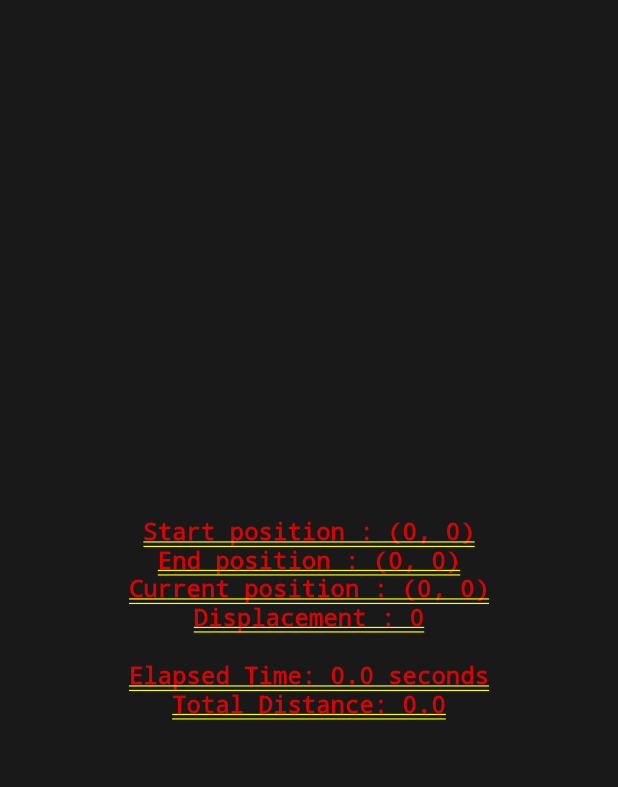
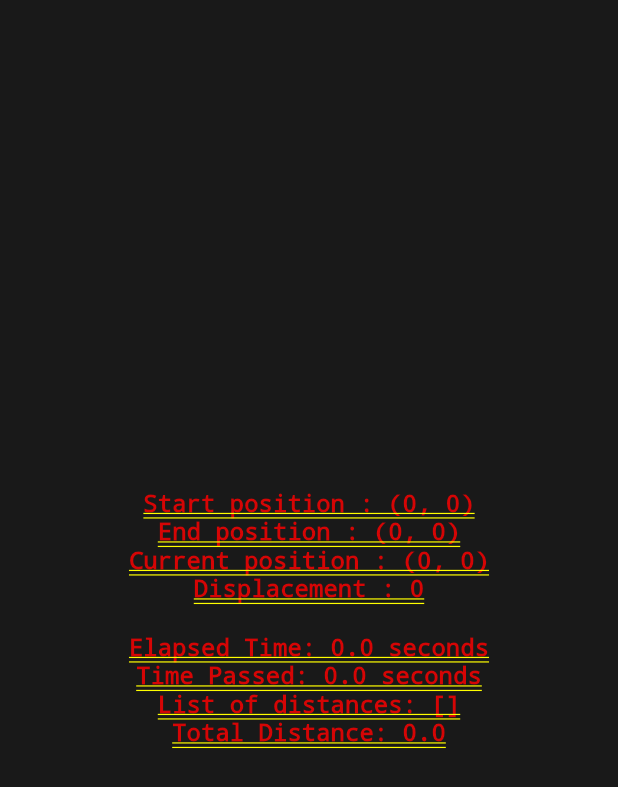
Before and after one commit to Santhosh-btw/TapTrail, a Flutter app: the screen it shows after launch, on a phone screen of 412 x 824 dp. Shown: the top 787 px of the screen. Run offline on Flutter 3.47's test engine with Material 2 defaults, Android fonts, the phone set to English and light mode, and no system bars.

Commit message:
Revert "Minor fixes and updates"
This reverts commit 5e02340e68fe7955e95c08423a5215921c2bde1e.

```diff
--- a/lib/main.dart
+++ b/lib/main.dart
@@ -24,7 +24,7 @@ class _ScrlState extends State<Scrl> {
   double elapsedTime = 0;
   Timer? timer;
   Timer? distTime;
-  // double timePassed = 0;
+  double timePassed = 0;
   List<List<double>> distTrack = [];
   double totalDistance =
       0; // adds all the distances to calculate the total distance covered
@@ -45,7 +45,7 @@ class _ScrlState extends State<Scrl> {
   }
 
   void distTracker() {
-    distTime = Timer.periodic(const Duration(milliseconds: 1), (timer) {
+    distTime = Timer.periodic(const Duration(seconds: 2), (timer) {
       setState(() {
         distTrack.insert(0, [curX.round().toDouble(), curY.round().toDouble()]);
         totalDistance += sqrt(pow((distTrack[0][0] - distTrack[1][0]), 2) +
@@ -63,7 +63,6 @@ class _ScrlState extends State<Scrl> {
           startY = event.position.dy;
           elapsedTime = 0;
           disp = 0;
-          // totalDistance = 0;
           distTrack = [];
           distTrack.insert(
               0, [startX.round().toDouble(), startY.round().toDouble()]);
@@ -80,9 +79,9 @@ class _ScrlState extends State<Scrl> {
           print('end : (${endX.round()}, ${endY.round()})');
           print('disp : ${disp.round()}');
           print('elapsed : $elapsedTime');
-          // print('total time: $timePassed');
+          print('total time: $timePassed');
           print('---');
-          // timePassed = elapsedTime;
+          timePassed = elapsedTime;
           distTrack
               .insert(0, [endX.round().toDouble(), endY.round().toDouble()]);
           totalDistance += sqrt(pow((distTrack[0][0] - distTrack[1][0]), 2) +
@@ -117,11 +116,11 @@ class _ScrlState extends State<Scrl> {
               Text(
                   'Elapsed Time: ${double.parse((elapsedTime).toStringAsFixed(1))} seconds',
                   style: const TextStyle(fontSize: 16)),
-              // Text(
-              //     'Time Passed: ${double.parse((timePassed).toStringAsFixed(1))} seconds',
-              //     style: const TextStyle(fontSize: 16)),
-              // Text('List of distances: $distTrack',
-              // style: const TextStyle(fontSize: 16)),
+              Text(
+                  'Time Passed: ${double.parse((timePassed).toStringAsFixed(1))} seconds',
+                  style: const TextStyle(fontSize: 16)),
+              Text('List of distances: $distTrack',
+                  style: const TextStyle(fontSize: 16)),
               Text('Total Distance: $totalDistance',
                   style: const TextStyle(fontSize: 16)),
             ],
```
